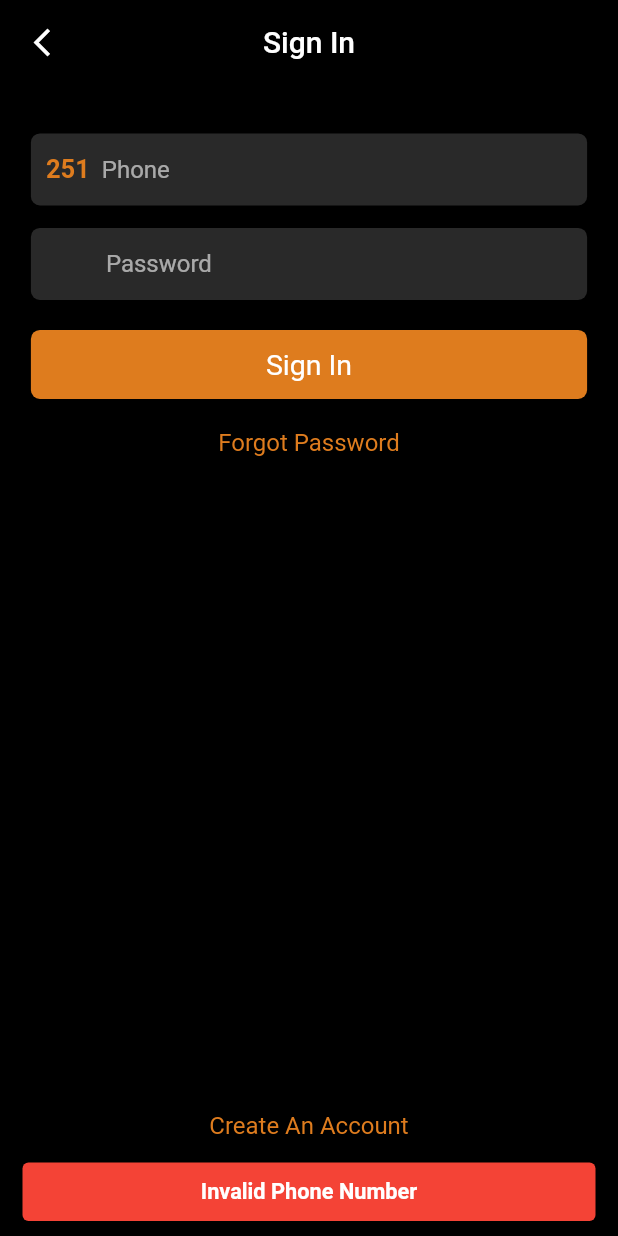
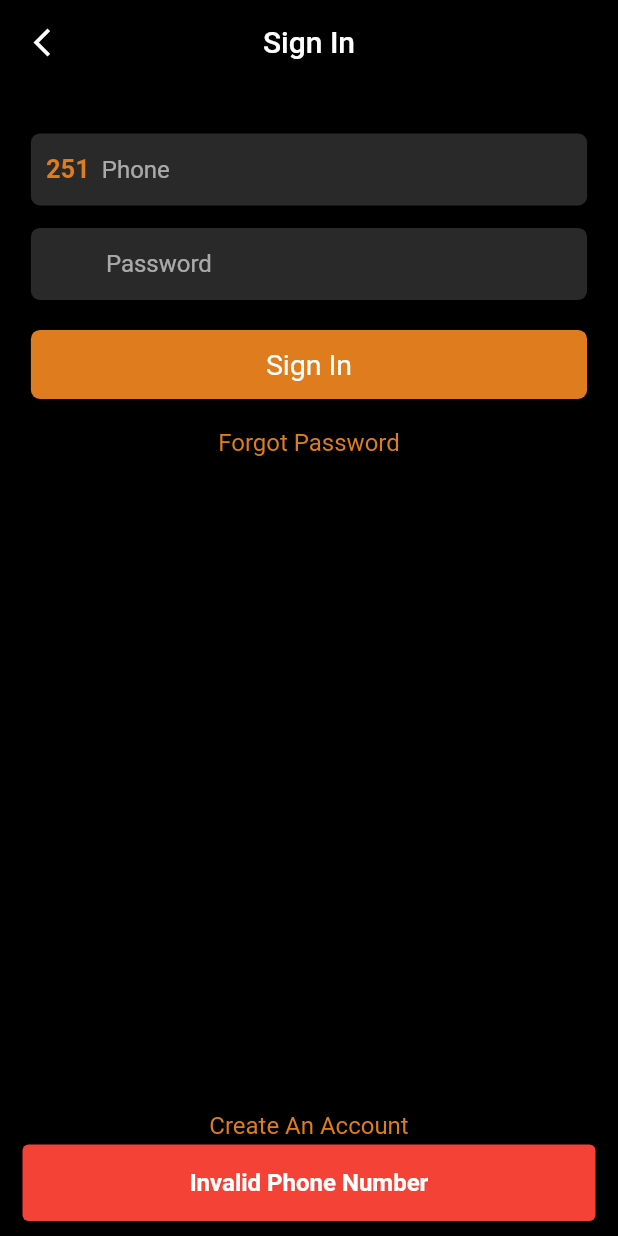
Before and after one commit to Estifki/Gizze, a Flutter app: the LoginScreen screen opened directly, after a tap on "Sign In", on a phone screen of 412 x 824 dp. Run offline on Flutter 3.47's test engine with Material 2 defaults, Android fonts, the phone set to English and light mode, and no system bars; our stand-ins replace smooth_page_indicator.

Commit message:
otp added

```diff
--- a/lib/screens/auth/login.dart
+++ b/lib/screens/auth/login.dart
@@ -183,19 +183,21 @@ class _LoginScreenState extends State<LoginScreen> {
           setState(() {
             _isLoading = false;
           });
-          Navigator.of(context).push(
+          Navigator.of(context).pushReplacement(
               MaterialPageRoute(builder: (context) => const HomeScreen()));
         });
       } on CustomHttpException catch (_) {
         setState(() {
           _isLoading = false;
         });
-        CustomHttpException(errorMessage: "Try Again Later");
+        showScaffoldMessanger(
+            context: context, errorMessage: "Try Again Later");
       } catch (e) {
         setState(() {
           _isLoading = false;
         });
-        CustomHttpException(errorMessage: "Try Again Later");
+        showScaffoldMessanger(
+            context: context, errorMessage: "Try Again Later");
       }
     }
   }
--- a/lib/uitil/toast.dart
+++ b/lib/uitil/toast.dart
@@ -14,10 +14,10 @@ showScaffoldMessanger({
         errorMessage,
         textAlign: TextAlign.center,
         style: const TextStyle(
-            fontSize: 14.5, fontWeight: FontWeight.bold, color: Colors.white),
+            fontSize: 16, fontWeight: FontWeight.bold, color: Colors.white),
       ),
-      duration: const Duration(milliseconds: 3000),
-      padding: const EdgeInsets.all(11),
+      duration: const Duration(milliseconds: 2000),
+      padding: const EdgeInsets.all(16),
     ),
   );
 }
```
Also changed, not shown: lib/provider/auth.dart (+18 -14 lines), lib/screens/auth/register/otp.dart (+42 -35 lines), lib/screens/auth/register/phone.dart (+37 -30 lines).
